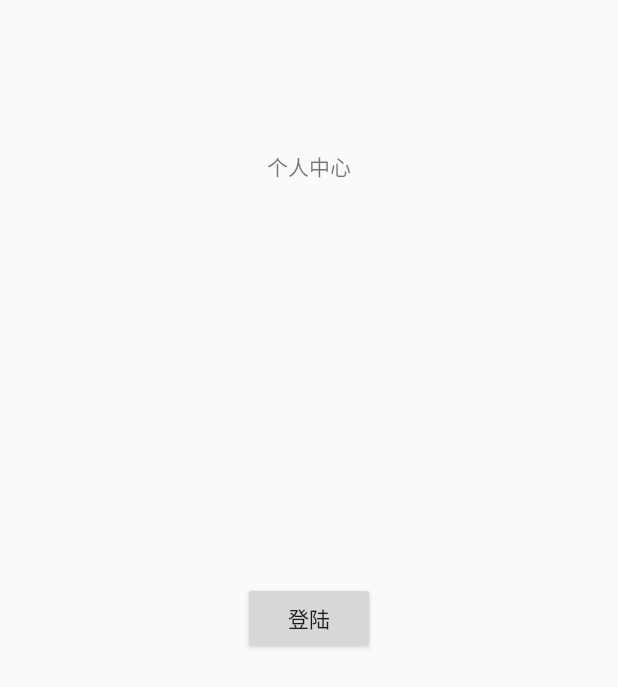
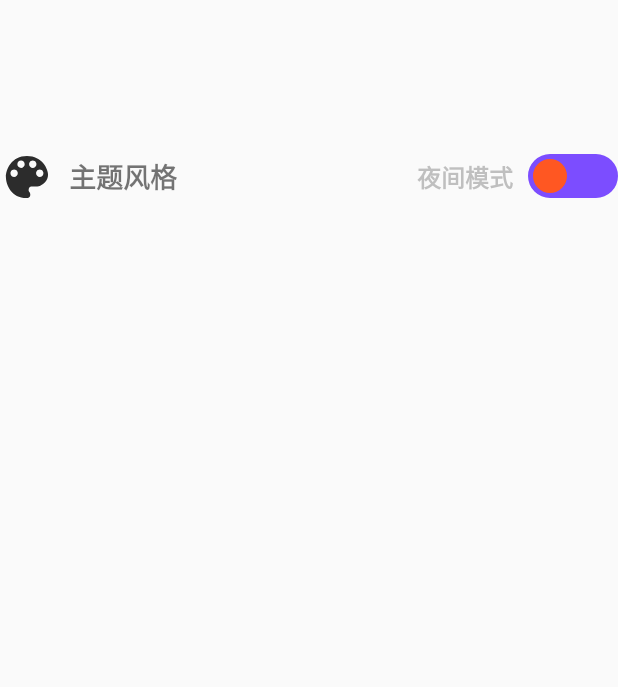
Before and after one commit to yuandonghua/YiYuAndroid, an Android app: the layout fragment_my.xml on its own in the app's theme, with its tools: preview values and no code run, on a phone screen of 412 x 824 dp. Shown: the top 687 px of the screen. Run offline under Robolectric (Android 15) with nearby library versions, the phone set to English and light mode, and no system bars.

Commit message:
新增主题风格切按钮

```diff
--- a/app/build.gradle
+++ b/app/build.gradle
@@ -6,7 +6,7 @@ android {
         config {
             keyAlias '艺语'
             keyPassword '123qwe'
-            storeFile file('/Users/yuandonghua/Desktop/YiYanYiYu/YiYanYiYu/android/yiyu')
+            storeFile file('/Users/yuandonghua/Desktop/YiYanYiYu/YiYuAndroid/yiyu')
             storePassword '123qwe'
         }
     }
@@ -81,7 +81,6 @@ dependencies {
     //    implementation rootProject.ext.dependencies["autosize"]
     implementation 'com.android.support:design:28.0.0-rc02'
     implementation 'com.android.support.constraint:constraint-layout:1.1.3'
-    implementation 'com.android.support:support-vector-drawable:28.0.0-rc02'
     annotationProcessor(rootProject.ext.dependencies["butterknife-compiler"]) {
         exclude module: 'support-annotations'
     }
--- a/app/src/main/java/com/yixinhuayuan/yiyu/mvp/ui/activity/LoginActivity.java
+++ b/app/src/main/java/com/yixinhuayuan/yiyu/mvp/ui/activity/LoginActivity.java
@@ -160,6 +160,8 @@ public class LoginActivity extends BaseActivity<LoginPresenter> implements Login
     @Override
     public void showUserInfo(String str) {
         userInfo.setText(str);
+        GlobalConfiguration.LOGIN = true;
+        finish();
     }
 
     @Override
--- a/app/src/main/java/com/yixinhuayuan/yiyu/mvp/ui/activity/WelcomActivity.java
+++ b/app/src/main/java/com/yixinhuayuan/yiyu/mvp/ui/activity/WelcomActivity.java
@@ -65,6 +65,8 @@ public class WelcomActivity extends BaseActivity<WelcomPresenter> implements Wel
      */
     private void openMainActivity() {
         Intent intent = new Intent(this, MainActivity.class);
+//        Intent intent = new Intent(this, SettingsActivity.class);
+
         startActivity(intent);
         finish();
     }
--- /dev/null
+++ b/app/src/main/java/com/yixinhuayuan/yiyu/mvp/ui/view/DayNightToggleButton.java
@@ -0,0 +1,231 @@
+package com.yixinhuayuan.yiyu.mvp.ui.view;
+
+import android.animation.Animator;
+import android.animation.AnimatorListenerAdapter;
+import android.animation.ArgbEvaluator;
+import android.animation.FloatEvaluator;
+import android.animation.ValueAnimator;
+import android.content.Context;
+import android.content.res.TypedArray;
+import android.graphics.Canvas;
+import android.graphics.Color;
+import android.graphics.Paint;
+import android.graphics.Path;
+import android.graphics.RectF;
+import android.util.AttributeSet;
+import android.view.View;
+
+import com.yixinhuayuan.yiyu.R;
+
+
+/**
+ * Created by SilenceDut on 16/6/3.
+ */
+
+public class DayNightToggleButton extends View {
+    private static final String TAG = DayNightToggleButton.class.getSimpleName();
+    private final float SCALE = (float) (Math.sqrt(2)/2);
+    private OnCheckedChangeListener mOnCheckedChangeListener;
+    private boolean mChecked ;
+    private float mSunCenterX;
+    private float mCenterDistance;
+    private ValueAnimator mToggleAnimator;
+    private Paint mPaint;
+    private int mFrameRadius;
+    private int mToggleRadius;
+    private RectF left;
+    private RectF right;
+    private Path framePath;
+    private Path pathSun;
+    private Path pathMoon;
+    private int mBackgroundColor;
+    private int mToggleColor;
+    private ToggleSettings mToggleSettings;
+    private boolean mIsAnimating;
+
+
+    public DayNightToggleButton(Context context) {
+        super(context);
+        init(null);
+    }
+    public DayNightToggleButton(Context context, AttributeSet attrs) {
+        super(context, attrs);
+        init(attrs);
+    }
+
+    public DayNightToggleButton(Context context, AttributeSet attrs, int defStyleAttr) {
+        super(context, attrs, defStyleAttr);
+        init(attrs);
+    }
+
+    private void init(AttributeSet attrs) {
+        ToggleSettings toggleSettings =new ToggleSettings.Builder().buildSettings();
+        setClickable(true);
+        mPaint = new Paint();
+        mPaint.setAntiAlias(true);
+        mPaint.setColor(Color.BLUE);
+        mPaint.setStyle(Paint.Style.FILL);
+        pathSun = new Path();
+        pathMoon =new Path();
+        framePath = new Path();
+
+        if(attrs!=null) {
+            TypedArray typedArray = getContext().obtainStyledAttributes(attrs, R.styleable.DayNightToggleButton);
+            int toggleUnchecked = typedArray.getColor(R.styleable.DayNightToggleButton_dnToggleUncheckedColor, ToggleSettings.TOGGLE_UNCHECKED_COLOR);
+            int toggleChecked = typedArray.getColor(R.styleable.DayNightToggleButton_dnToggleCheckedColor, ToggleSettings.TOGGLE_CHECKED_COLOR);
+            int backgroundUnCheckColor = typedArray.getColor(R.styleable.DayNightToggleButton_dnBackgroundUncheckedColor, ToggleSettings.BACKGROUND_UNCHECKED_COLOR);
+            int backgroundCheckColor = typedArray.getColor(R.styleable.DayNightToggleButton_dnBackgroundCheckedColor, ToggleSettings.BACKGROUND_CHECKED_COLOR);
+            int padding = typedArray.getDimensionPixelSize(R.styleable.DayNightToggleButton_dnTogglePadding, ToggleSettings.PADDING_DEFAULT);
+            int duration = typedArray.getInt(R.styleable.DayNightToggleButton_dnDuration, ToggleSettings.DURATION_DEFAULT);
+            boolean withAnimator = typedArray.getBoolean(R.styleable.DayNightToggleButton_dnToggleWithAnimate, true);
+            toggleSettings = new ToggleSettings.Builder()
+                    .setToggleUnCheckedColor(toggleUnchecked)
+                    .setToggleCheckedColor(toggleChecked)
+                    .setBackgroundUncheckedColor(backgroundUnCheckColor)
+                    .setBackgroundCheckedColor(backgroundCheckColor)
+                    .setPadding(padding)
+                    .setDuration(duration)
+                    .withAnimator(withAnimator)
+                    .buildSettings();
+            typedArray.recycle();
+        }
+        setToggleSettings(toggleSettings);
+    }
+
+    @Override
+    protected void onSizeChanged(int w, int h, int oldw, int oldh) {
+        super.onSizeChanged(w, h, oldw, oldh);
+        setUp();
+    }
+    private void setUp() {
+        mFrameRadius = getHeight()/2;
+        mToggleRadius =mFrameRadius-mToggleSettings.mPadding;
+        mSunCenterX = mFrameRadius;
+        mCenterDistance = 2*mToggleRadius;
+        left = new RectF(0,0,mFrameRadius*2,mFrameRadius*2);
+        right = new RectF(getWidth()-mFrameRadius*2,0,getWidth(),mFrameRadius*2);
+    }
+
+    public void setToggleSettings(ToggleSettings toggleSettings) {
+        this.mToggleSettings = toggleSettings;
+        mToggleColor = mToggleSettings.mToggleUnCheckedColor;
+        mBackgroundColor = mToggleSettings.mBackgroundUnCheckedColor;
+    }
+
+    public ToggleSettings getToggleSettings() {
+        return mToggleSettings;
+    }
+
+    private void animateToggle( boolean toggleToNight) {
+        final float originX;
+        final float endX;
+        final float originY;
+        final float endY;
+        final int startBackgroundColor;
+        final int endBackgroundColor;
+        final int startToggleColor;
+        final int endToggleColor;
+        if(toggleToNight) {
+            originX = mFrameRadius;
+            endX = getWidth()-mFrameRadius;
+            originY = 2*mToggleRadius;
+            endY = mToggleRadius;
+            startBackgroundColor = mToggleSettings.mBackgroundUnCheckedColor;
+            endBackgroundColor = mToggleSettings.mBackgroundCheckedColor;
+            startToggleColor = mToggleSettings.mToggleUnCheckedColor;
+            endToggleColor = mToggleSettings.mToggleCheckedColor;
+        }else {
+            originX = getWidth()-mFrameRadius;
+            endX = mFrameRadius;
+            originY = mToggleRadius;
+            endY = 2*mToggleRadius;
+            startBackgroundColor = mToggleSettings.mBackgroundCheckedColor;
+            endBackgroundColor = mToggleSettings.mBackgroundUnCheckedColor;
+            startToggleColor = mToggleSettings.mToggleCheckedColor;
+            endToggleColor = mToggleSettings.mToggleUnCheckedColor;
+        }
+
+        mToggleAnimator = ValueAnimator.ofFloat(0,1.0f);
+        mToggleAnimator.addUpdateListener(new ValueAnimator.AnimatorUpdateListener() {
+            FloatEvaluator floatEvaluator = new FloatEvaluator();
+            ArgbEvaluator argbEvaluator = new ArgbEvaluator();
+            @Override
+            public void onAnimationUpdate(ValueAnimator animation) {
+                float fraction = animation.getAnimatedFraction();
+                mSunCenterX = floatEvaluator.evaluate(fraction,originX,endX);
+                mCenterDistance = floatEvaluator.evaluate(fraction,originY,endY);
+                mBackgroundColor = (int) argbEvaluator.evaluate(fraction,startBackgroundColor,endBackgroundColor);
+                mToggleColor = (int) argbEvaluator.evaluate(fraction,startToggleColor,endToggleColor);
+                invalidate();
+            }
+        });
+        mToggleAnimator.addListener(new AnimatorListenerAdapter() {
+            @Override
+            public void onAnimationEnd(Animator animation) {
+                mChecked=!mChecked;
+                mIsAnimating = false;
+            }
+        });
+        mToggleAnimator.setDuration(mToggleSettings.mDuration);
+        mToggleAnimator.start();
+        mIsAnimating = true;
+    }
+    public void setOnCheckChangeListener(OnCheckedChangeListener onCheckedChangeListener) {
+        this.mOnCheckedChangeListener = onCheckedChangeListener;
+    }
+
+    public void toggle() {
+        setChecked(!mChecked);
+    }
+    public void setChecked(boolean checked) {
+        if(mIsAnimating) {
+            return;
+        }
+        if(mOnCheckedChangeListener!=null) {
+            mOnCheckedChangeListener.onCheckedChanged(this,checked);
+        }
+        animateToggle(checked);
+    }
+
+    @Override
+    public boolean performClick() {
+        toggle();
+        return super.performClick();
+    }
+
+    public interface OnCheckedChangeListener {
+        void onCheckedChanged(View buttonView, boolean isChecked);
+    }
+
+    @Override
+    protected void onDraw(Canvas canvas) {
+        super.onDraw(canvas);
+        framePath.reset();
+        pathSun.reset();
+        pathMoon.reset();
+        framePath.addArc(left,90,180);
+        framePath.moveTo(mFrameRadius,0);
+        framePath.lineTo(mFrameRadius*4,0);
+        framePath.addArc(right,270,180);
+        framePath.moveTo(getWidth()-mFrameRadius,mFrameRadius*2);
+        framePath.addRect(mFrameRadius,0,getWidth()-mFrameRadius,mFrameRadius*2, Path.Direction.CW);
+        mPaint.setStyle(Paint.Style.FILL);
+        mPaint.setColor(mBackgroundColor);
+        canvas.drawPath(framePath,mPaint);
+
+        pathSun.addCircle(mSunCenterX,mFrameRadius,mToggleRadius, Path.Direction.CW);
+        pathMoon.addCircle(mSunCenterX-mCenterDistance* SCALE,mFrameRadius-mCenterDistance*SCALE, mToggleRadius, Path.Direction.CW);
+        pathSun.op(pathMoon, Path.Op.DIFFERENCE);
+        mPaint.setColor(mToggleColor);
+        mPaint.setStyle(Paint.Style.FILL);
+        canvas.drawPath(pathSun,mPaint);
+    }
+
+    @Override
+    protected void onDetachedFromWindow() {
+        super.onDetachedFromWindow();
+        if(mToggleAnimator!=null) {
+            mToggleAnimator.cancel();
+        }
+    }
+}
--- /dev/null
+++ b/app/src/main/java/com/yixinhuayuan/yiyu/mvp/ui/view/ToggleSettings.java
@@ -0,0 +1,78 @@
+package com.yixinhuayuan.yiyu.mvp.ui.view;
+
+import android.graphics.Color;
+
+/**
+ * Created by SilenceDut on 16/6/3.
+ */
+
+public class ToggleSettings {
+    public   static final int BACKGROUND_UNCHECKED_COLOR = Color.parseColor("#7c4dff");
+    public  static final int BACKGROUND_CHECKED_COLOR = Color.parseColor("#424242");
+    public  static final int TOGGLE_CHECKED_COLOR = Color.WHITE;
+    public  static final int TOGGLE_UNCHECKED_COLOR = Color.parseColor("#ff5722");
+    public static final int PADDING_DEFAULT = 5;
+    public static final int DURATION_DEFAULT = 300;
+    public int mBackgroundUnCheckedColor ;
+    public int mBackgroundCheckedColor ;
+    public int mToggleUnCheckedColor ;
+    public int mToggleCheckedColor ;
+    public int mPadding ;
+    public int mDuration ;
+
+    private ToggleSettings(Builder builder) {
+        this.mBackgroundUnCheckedColor = builder.backgroundUncheckedColor;
+        this.mBackgroundCheckedColor = builder.backgroundCheckedColor;
+        this.mToggleUnCheckedColor = builder.toggleUnCheckedColor;
+        this.mToggleCheckedColor = builder.toggleCheckedColor;
+        this.mPadding = builder.padding;
+        this.mDuration = builder.duration;
+        this.mDuration = !builder.withAnimator?1:mDuration;
+    }
+
+    public static class Builder {
+        int backgroundUncheckedColor = BACKGROUND_UNCHECKED_COLOR;
+        int backgroundCheckedColor = BACKGROUND_CHECKED_COLOR;
+        int toggleUnCheckedColor = TOGGLE_UNCHECKED_COLOR;
+        int toggleCheckedColor =TOGGLE_CHECKED_COLOR;
+        int padding = PADDING_DEFAULT;
+        int duration = DURATION_DEFAULT;
+        boolean withAnimator = true;
+
+        public Builder setBackgroundUncheckedColor(int backgroundUncheckedColor) {
+            this.backgroundUncheckedColor = backgroundUncheckedColor;
+            return this;
+        }
+        public Builder setBackgroundCheckedColor(int backgroundCheckedColor) {
+            this.backgroundCheckedColor = backgroundCheckedColor;
+            return this;
+        }
+        public Builder setToggleUnCheckedColor(int toggleUnCheckedColor) {
+            this.toggleUnCheckedColor = toggleUnCheckedColor;
+            return this;
+        }
+        public Builder setToggleCheckedColor(int toggleCheckedColor) {
+            this.toggleCheckedColor = toggleCheckedColor;
+            return this;
+        }
+
+        public Builder setDuration(int duration) {
+            this.duration = duration;
+            return this;
+        }
+
+        public Builder withAnimator(boolean withAnimator) {
+            this.withAnimator = withAnimator;
+            return this;
+        }
+
+        public Builder setPadding(int padding) {
+            this.padding = padding;
+            return this;
+        }
+
+        public ToggleSettings buildSettings() {
+            return new ToggleSettings(this);
+        }
+    }
+}
--- /dev/null
+++ b/app/src/main/res/drawable/ic_daynight_button_black_36.xml
@@ -0,0 +1,28 @@
+<?xml version="1.0" encoding="utf-8"?>
+<vector xmlns:android="http://schemas.android.com/apk/res/android"
+    android:width="36dp"
+    android:height="36dp"
+    android:viewportWidth="1024"
+    android:viewportHeight="1024">
+
+    <path
+        android:fillColor="#2c2c2c"
+        android:pathData="M511.6,112.5 C219.8,112.5,111.9,367.5,111.9,510.5 S215.7,911.1,503.2,911.1
+C503.2,911.1,574.6,912.4,574.6,847.9 C574.6,783.5,542.5,804.1,542.5,757.8
+C542.5,711.4,574.6,690.8,590,690.8 C605.4,690.8,707,698.5,763.6,676.5
+C820.1,654.8,911.3,585.2,911.3,466.7 C911.3,362.4,803.4,112.5,511.6,112.5 Z
+M267.9,511.9 C249.5,511.9,231.8,504.6,218.7,491.5
+C205.7,478.4,198.4,460.7,198.4,442.3 C197.7,417,210.7,393.4,232.5,380.5
+C254.3,367.6,281.3,367.6,303.1,380.5 C324.9,393.4,337.9,417,337.2,442.3
+C337.4,480.6,306.3,511.8,267.9,511.9 Z M398.8,339.7
+C380.4,339.7,362.7,332.4,349.7,319.3 C336.7,306.3,329.4,288.6,329.4,270.1
+C329.4,231.8,360.5,200.7,398.8,200.7 C437.1,200.7,468.2,231.8,468.2,270.1
+C468.3,308.6,437.2,339.7,398.8,339.7 Z M621.4,339.7
+C583.1,339.7,552,308.6,552,270.1 C551.3,244.8,564.3,221.2,586.1,208.3
+A69.7,69.7,0,0,1,656.7,208.3 C678.5,221.2,691.5,244.8,690.8,270.1
+C690.9,308.6,659.8,339.7,621.4,339.7 Z M753.6,511.9
+C715.3,511.9,684.2,480.8,684.2,442.3 C683.5,417,696.5,393.4,718.3,380.5
+C740.1,367.6,767.1,367.6,788.9,380.5 C810.7,393.4,823.7,417,823,442.3
+C823.1,460.7,815.8,478.4,802.8,491.5 C789.7,504.5,772.1,511.9,753.6,511.9 Z
+M753.6,511.9" />
+</vector>
--- a/app/src/main/res/layout/fragment_my.xml
+++ b/app/src/main/res/layout/fragment_my.xml
@@ -1,24 +1,60 @@
 <?xml version="1.0" encoding="utf-8"?>
-<RelativeLayout xmlns:android="http://schemas.android.com/apk/res/android"
+<LinearLayout xmlns:android="http://schemas.android.com/apk/res/android"
     xmlns:app="http://schemas.android.com/apk/res-auto"
     xmlns:tools="http://schemas.android.com/tools"
     android:id="@+id/container"
     android:layout_width="match_parent"
-    android:layout_height="match_parent">
+    android:layout_height="match_parent"
+    android:orientation="vertical">
+    <RelativeLayout
+        android:layout_width="match_parent"
+        android:layout_height="100dp">
+
+    </RelativeLayout>
+
+    <RelativeLayout
+        android:id="@+id/rl_theme"
+        android:layout_width="match_parent"
+        android:layout_height="wrap_content">
+
+        <ImageView
+            android:id="@+id/iv_Theme"
+            android:layout_width="wrap_content"
+            android:layout_height="wrap_content"
+            android:layout_alignParentLeft="true"
+            android:layout_centerVertical="true"
+            android:src="@drawable/ic_daynight_button_black_36" />
+
+        <com.yixinhuayuan.yiyu.mvp.ui.view.DayNightToggleButton
+            android:id="@+id/dayNightToggleButton"
+            android:layout_width="60dp"
+            android:layout_height="30dp"
+            android:layout_alignParentRight="true"
+            android:layout_centerVertical="true"
+            android:layout_gravity="center" />
+
+        <TextView
+            android:id="@+id/tv_title_theme"
+            android:layout_width="wrap_content"
+            android:layout_height="wrap_content"
+            android:layout_centerVertical="true"
+            android:layout_marginLeft="10dp"
+            android:layout_toRightOf="@+id/iv_Theme"
+            android:textStyle="bold"
+            android:textSize="18sp"
+            android:text="主题风格" />
+        <TextView
+            android:id="@+id/tv_desc_theme"
+            android:layout_width="wrap_content"
+            android:layout_height="wrap_content"
+            android:layout_centerVertical="true"
+            android:layout_marginRight="10dp"
+            android:textStyle="bold"
+            android:text="夜间模式"
+            android:textColor="@color/gray"
+            android:layout_toLeftOf="@+id/dayNightToggleButton"
+            android:textSize="16sp"/>
+    </RelativeLayout>
 
 
-    <TextView
-        android:id="@+id/textView2"
-        android:layout_width="wrap_content"
-        android:layout_height="wrap_content"
-        android:layout_centerHorizontal="true"
-        android:layout_marginTop="100dp"
-        android:text="个人中心" />
-
-    <Button
-        android:id="@+id/login"
-        android:layout_width="wrap_content"
-        android:layout_height="wrap_content"
-        android:layout_centerInParent="true"
-        android:text="登陆" />
-</RelativeLayout>
+</LinearLayout>
--- a/app/src/main/res/values/colors.xml
+++ b/app/src/main/res/values/colors.xml
@@ -4,4 +4,5 @@
     <color name="colorPrimaryDark">#3FA862</color>
     <color name="colorAccent">#FF4081</color>
     <color name="white">#FFFFFF</color>
+    <color name="gray">#bfbfbf</color>
 </resources>
```
Also changed, not shown: app/src/main/AndroidManifest.xml (+5 -8 lines), app/src/main/java/com/yixinhuayuan/yiyu/app/GlobalConfiguration.java (+6 -1 lines), app/src/main/java/com/yixinhuayuan/yiyu/mvp/ui/fragment/MyFragment.java (+23 -1 lines), app/src/main/res/values/attr.xml (added, +12 -0 lines), app/src/main/res/values/strings.xml (+73 -0 lines), 1 other file.
